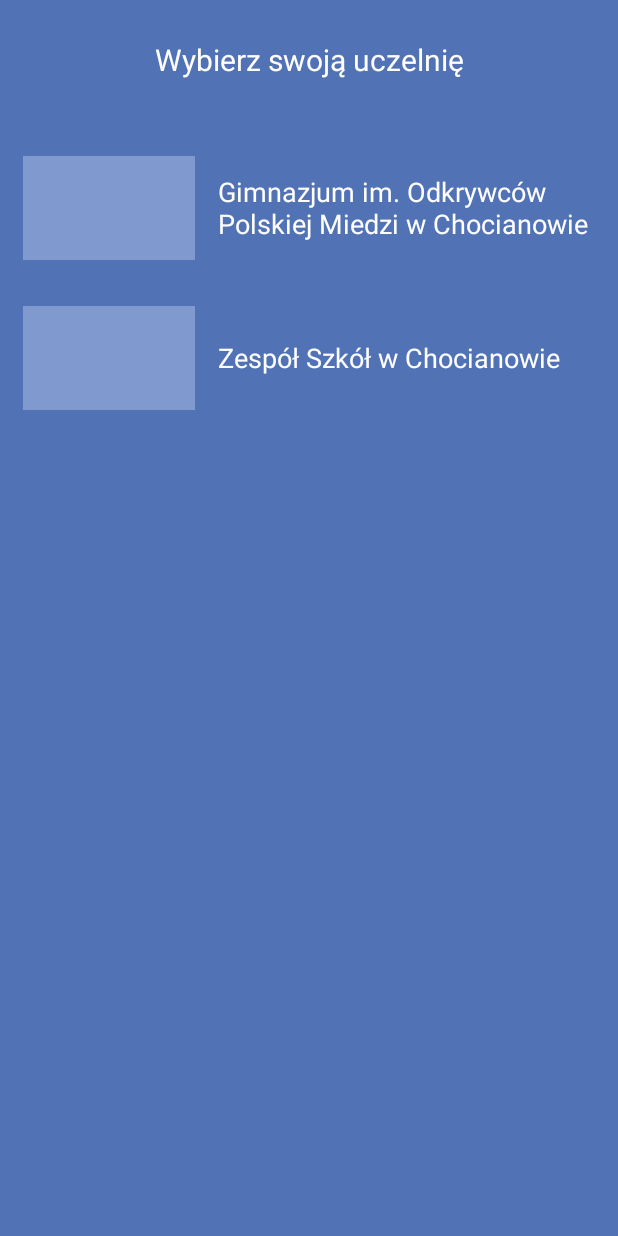
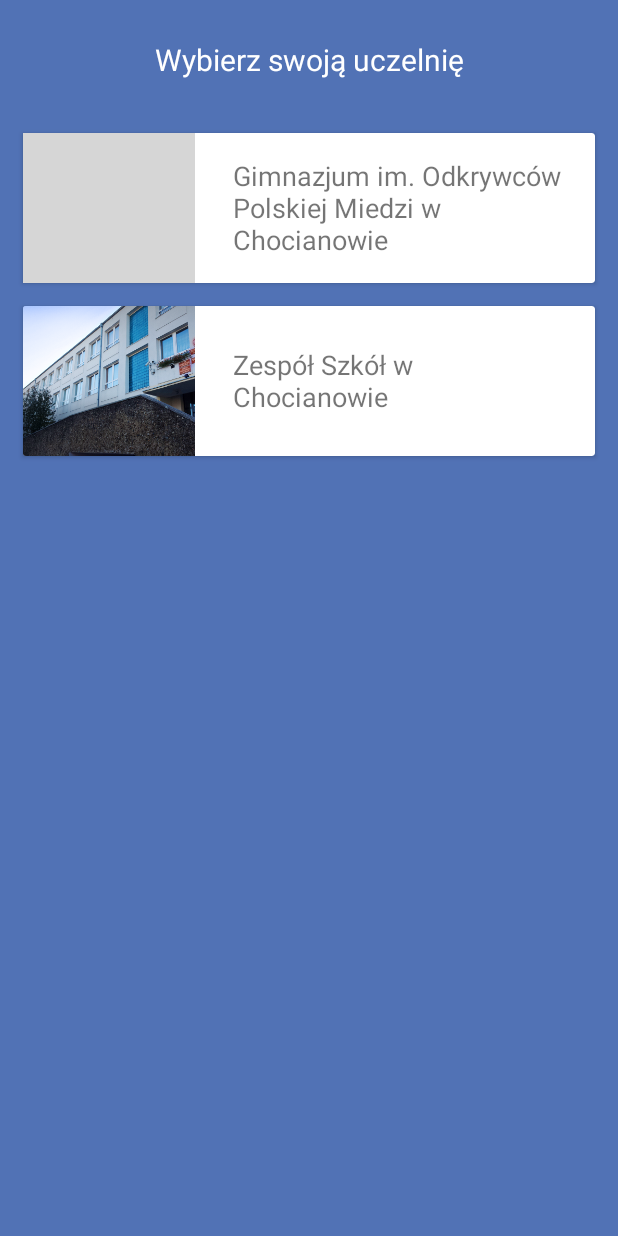
Before and after one commit to orzechdev/replacements-android, an Android app: the ChooseSchool screen opened directly, with no data from a screen before it, on a phone screen of 412 x 824 dp. Run offline under Robolectric (Android 15) with nearby library versions, the phone set to English and light mode, and no system bars; grey boxes are pictures that could not be loaded.

Commit message:
Adjustements for adding new school: Finish activity in which user selects school "ChooseSchool"

```diff
--- a/app/src/main/java/com/replacements/replacements/helpers/AppWebViewClients.java
+++ b/app/src/main/java/com/replacements/replacements/helpers/AppWebViewClients.java
@@ -19,7 +19,6 @@ public class AppWebViewClients extends WebViewClient {
     }
     @Override
     public boolean shouldOverrideUrlLoading(WebView view, String url) {
-        // TODO Auto-generated method stub
         view.loadUrl(url);
         progressBar.setVisibility(View.VISIBLE);
         Log.i("eeeeeee","nnnnnnnnnn");
@@ -28,7 +27,6 @@ public class AppWebViewClients extends WebViewClient {
 
     @Override
     public void onPageFinished(WebView view, String url) {
-        // TODO Auto-generated method stub
         super.onPageFinished(view, url);
         progressBar.setVisibility(View.GONE);
         Log.i("fffffff", "nnnnnnnnnn");
--- a/app/src/main/res/layout/activity_choose_school.xml
+++ b/app/src/main/res/layout/activity_choose_school.xml
@@ -2,6 +2,7 @@
 <RelativeLayout xmlns:android="http://schemas.android.com/apk/res/android"
     xmlns:tools="http://schemas.android.com/tools"
     xmlns:app="http://schemas.android.com/apk/res-auto"
+    xmlns:card_view="http://schemas.android.com/apk/res-auto"
     android:id="@+id/activity_choose_school"
     android:layout_width="match_parent"
     android:layout_height="match_parent"
@@ -15,7 +16,7 @@
         android:textColor="@color/white"
         android:layout_width="wrap_content"
         android:layout_height="wrap_content"
-        android:id="@+id/textViewMain"
+        android:id="@+id/textViewMainSchools"
         android:layout_alignParentTop="true"
         android:layout_alignParentLeft="true"
         android:layout_alignParentStart="true"
@@ -28,15 +29,19 @@
         android:layout_marginRight="15dp"
         android:layout_marginBottom="35dp" />
 
+    <android.support.v7.widget.CardView
+        android:id="@+id/card1"
+        android:layout_width="match_parent"
+        android:layout_height="100dp"
+        android:layout_marginBottom="15dp"
+        android:layout_marginLeft="15dp"
+        android:layout_marginRight="15dp"
+        card_view:cardCornerRadius="2dp"
+        android:layout_below="@+id/textViewMainSchools">
         <LinearLayout
-        android:layout_width="fill_parent"
-        android:layout_height="100dp"
+            android:layout_width="match_parent"
+            android:layout_height="match_parent"
             android:id="@+id/school1"
-        android:layout_below="@+id/textViewMain"
-        android:paddingTop="15dp"
-        android:paddingLeft="15dp"
-        android:paddingRight="15dp"
-        android:paddingBottom="15dp"
             android:foreground="?android:attr/selectableItemBackground"
             android:clickable="true">
             <ImageView
@@ -44,31 +49,38 @@
                 android:layout_height="fill_parent"
                 android:layout_weight="0.7"
                 android:background="@color/blue_light"
-            app:srcCompat="@drawable/header_image"
-            android:id="@+id/imageView1"
+                android:src="@drawable/head_temp_gim"
+                android:id="@+id/schoolImage1"
                 android:scaleType="centerCrop"
                 android:adjustViewBounds="true"/>
             <TextView
                 android:text="Gimnazjum im. Odkrywców Polskiej Miedzi w Chocianowie"
-            android:textColor="@color/white"
                 android:layout_width="fill_parent"
                 android:layout_height="fill_parent"
+                android:paddingTop="0dp"
+                android:paddingLeft="25dp"
+                android:paddingRight="15dp"
+                android:paddingBottom="0dp"
                 android:layout_weight="0.3"
-            android:id="@+id/textView2"
+                android:id="@+id/schoolText1"
                 android:textSize="18sp"
-            android:layout_marginLeft="15dp"
                 android:gravity="center_vertical"/>
         </LinearLayout>
+    </android.support.v7.widget.CardView>
 
+    <android.support.v7.widget.CardView
+        android:id="@+id/card2"
+        android:layout_width="match_parent"
+        android:layout_height="100dp"
+        android:layout_marginBottom="15dp"
+        android:layout_marginLeft="15dp"
+        android:layout_marginRight="15dp"
+        card_view:cardCornerRadius="2dp"
+        android:layout_below="@+id/card1">
         <LinearLayout
-        android:layout_width="fill_parent"
-        android:layout_height="100dp"
+            android:layout_width="match_parent"
+            android:layout_height="match_parent"
             android:id="@+id/school2"
-        android:layout_below="@+id/school1"
-        android:paddingTop="15dp"
-        android:paddingLeft="15dp"
-        android:paddingRight="15dp"
-        android:paddingBottom="15dp"
             android:foreground="?android:attr/selectableItemBackground"
             android:clickable="true">
             <ImageView
@@ -76,20 +88,23 @@
                 android:layout_height="fill_parent"
                 android:layout_weight="0.7"
                 android:background="@color/blue_light"
-            app:srcCompat="@drawable/header_image"
-            android:id="@+id/imageView3"
+                android:src="@drawable/header_image"
+                android:id="@+id/schoolImage3"
                 android:scaleType="centerCrop"
                 android:adjustViewBounds="true"/>
             <TextView
                 android:text="Zespół Szkół w Chocianowie"
-            android:textColor="@color/white"
                 android:layout_width="fill_parent"
                 android:layout_height="fill_parent"
+                android:paddingTop="0dp"
+                android:paddingLeft="25dp"
+                android:paddingRight="15dp"
+                android:paddingBottom="0dp"
                 android:layout_weight="0.3"
-            android:id="@+id/textView4"
+                android:id="@+id/schoolText3"
                 android:textSize="18sp"
-            android:layout_marginLeft="15dp"
                 android:gravity="center_vertical"/>
         </LinearLayout>
+    </android.support.v7.widget.CardView>
 
 </RelativeLayout>
```
Also changed, not shown: app/src/main/AndroidManifest.xml (+22 -10 lines), app/src/main/java/com/replacements/replacements/activities/ChooseSchool.java (+111 -0 lines), app/src/main/java/com/replacements/replacements/activities/LoaderMain.java (added, +103 -0 lines), app/src/main/java/com/replacements/replacements/interfaces/ApplicationConstants.java (+12 -4 lines), app/src/main/java/com/replacements/replacements/preferences/SettingsFragment.java (+20 -3 lines), app/src/main/java/com/replacements/replacements/sync/MainReceiver.java (+13 -0 lines), app/src/main/java/com/replacements/replacements/sync/ProfileRegister.java (+6 -2 lines), app/src/main/java/com/replacements/replacements/sync/ProfileSetToServer.java (+6 -2 lines), app/src/main/res/layout/activity_loader.xml (added, +42 -0 lines), app/src/main/res/values/strings.xml (+6 -2 lines), app/src/main/res/xml/preferences.xml (+10 -13 lines), 3 other files. Lines whose indentation alone changed are shown as unchanged.
